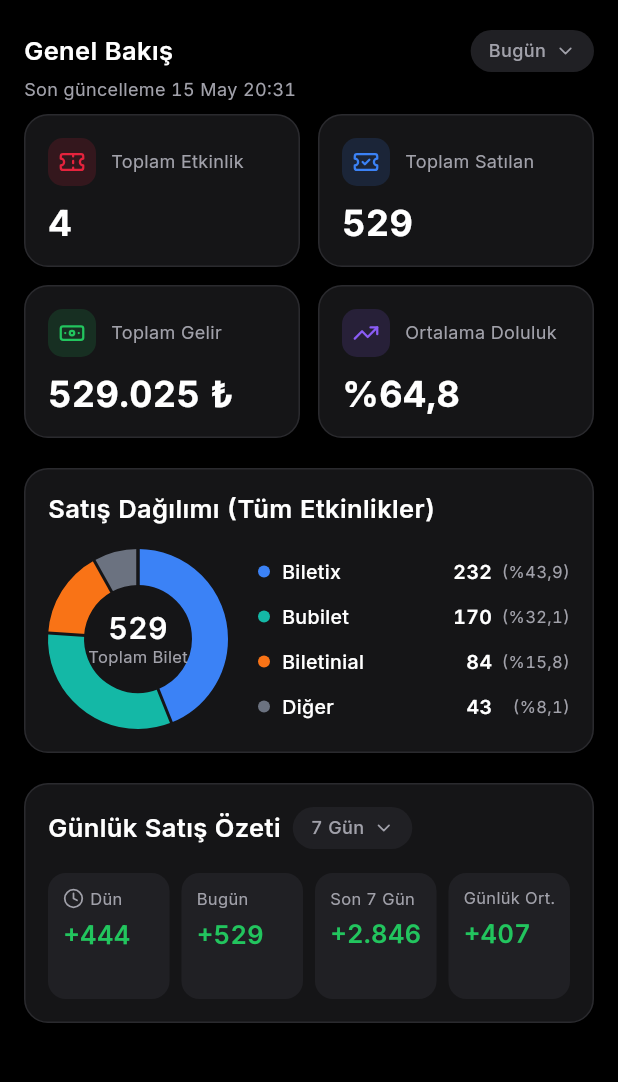
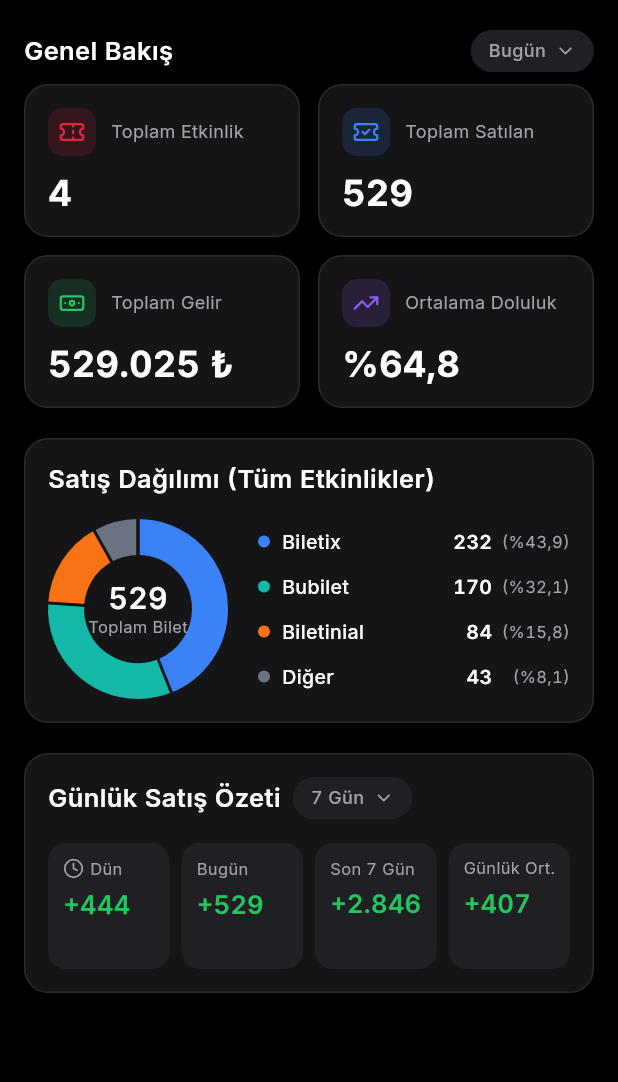
Before and after one commit to okankorkmaz/biletfy, a Flutter app: the HomeScreen screen opened directly, on a phone screen of 412 x 824 dp, the part 66-1148 px from its top. Run offline on Flutter 3.47's test engine with Material 3 defaults, Android fonts, the phone set to English and light mode, and no system bars; drawn by our look-alikes of fl_chart; our stand-ins replace google_fonts, lucide_icons_flutter, share_plus, shimmer.

Commit message:
fix(mobile): remove home update timestamp

```diff
--- a/mobile/lib/screens/home/home_screen.dart
+++ b/mobile/lib/screens/home/home_screen.dart
@@ -117,11 +117,7 @@ class _HomeScreenState extends State<HomeScreen> {
             AppSpace.sectionGap,
           ),
           children: [
-            _OverviewHeader(
-              period: _period,
-              onPeriodChanged: _selectPeriod,
-              updatedAt: _overview,
-            ),
+            _OverviewHeader(period: _period, onPeriodChanged: _selectPeriod),
             const SizedBox(height: AppSpace.titleGap),
 
             // --- KPI 2×2 ---
@@ -227,53 +223,25 @@ class _HomeScreenState extends State<HomeScreen> {
   }
 }
 
-/// "Genel Bakış" satırı + dönem chip'i; altında son güncelleme damgası.
+/// "Genel Bakış" satırı + dönem chip'i.
 class _OverviewHeader extends StatelessWidget {
-  const _OverviewHeader({
-    required this.period,
-    required this.onPeriodChanged,
-    required this.updatedAt,
-  });
+  const _OverviewHeader({required this.period, required this.onPeriodChanged});
 
   final OverviewPeriod period;
   final ValueChanged<OverviewPeriod> onPeriodChanged;
-  final Future<Overview>? updatedAt;
 
   @override
   Widget build(BuildContext context) {
-    return Column(
-      crossAxisAlignment: CrossAxisAlignment.start,
-      children: [
-        Row(
+    return Row(
       children: [
         Expanded(child: Text('Genel Bakış', style: AppTypography.titleM)),
         DropdownChip(
           label: period.label,
           sheetTitle: 'Dönem',
-              options: [
-                for (final option in OverviewPeriod.values) option.label,
-              ],
+          options: [for (final option in OverviewPeriod.values) option.label],
           onSelected: (value) => onPeriodChanged(
-                OverviewPeriod.values.firstWhere(
-                  (option) => option.label == value,
+            OverviewPeriod.values.firstWhere((option) => option.label == value),
           ),
-              ),
-            ),
-          ],
-        ),
-        FutureBuilder<Overview>(
-          future: updatedAt,
-          builder: (context, snapshot) {
-            final overview = snapshot.data;
-            if (overview == null) return const SizedBox.shrink();
-            return Padding(
-              padding: const EdgeInsets.only(top: AppSpace.xs),
-              child: Text(
-                'Son güncelleme ${Tr.shortStamp(overview.updatedAt)}',
-                style: AppTypography.caption,
-              ),
-            );
-          },
         ),
       ],
     );
--- a/mobile/pubspec.yaml
+++ b/mobile/pubspec.yaml
@@ -1,7 +1,7 @@
 name: biletfy_mobile
 description: "A new Flutter project."
 publish_to: 'none'
-version: 0.1.1+2
+version: 0.1.2+3
 
 environment:
   sdk: ^3.13.2
```
Lines whose indentation alone changed are shown as unchanged.
